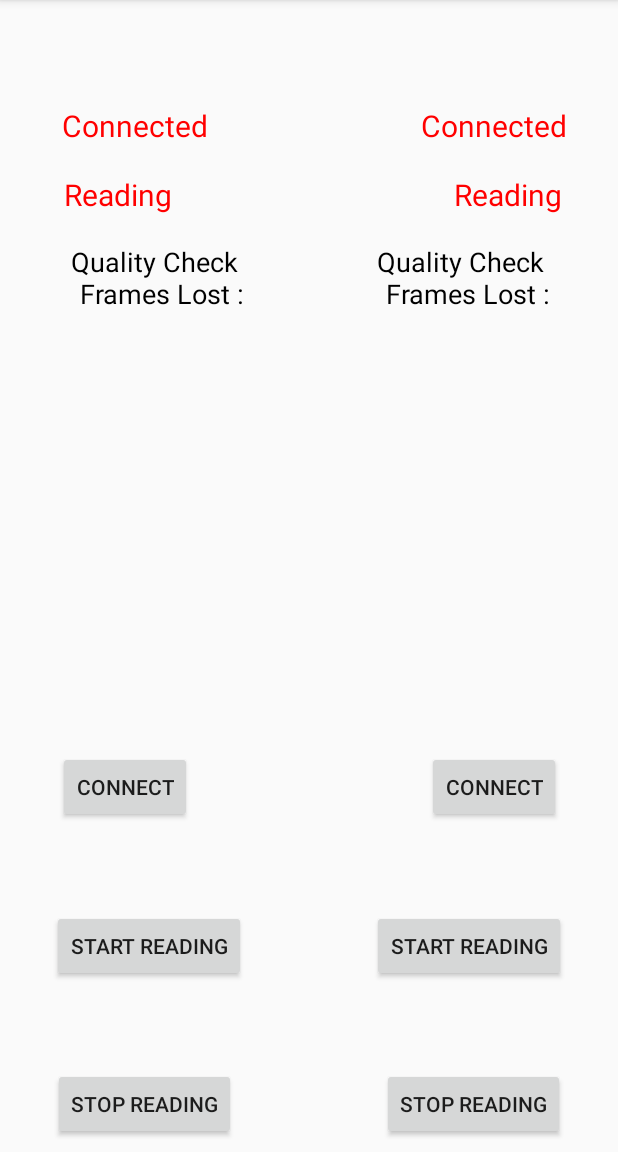
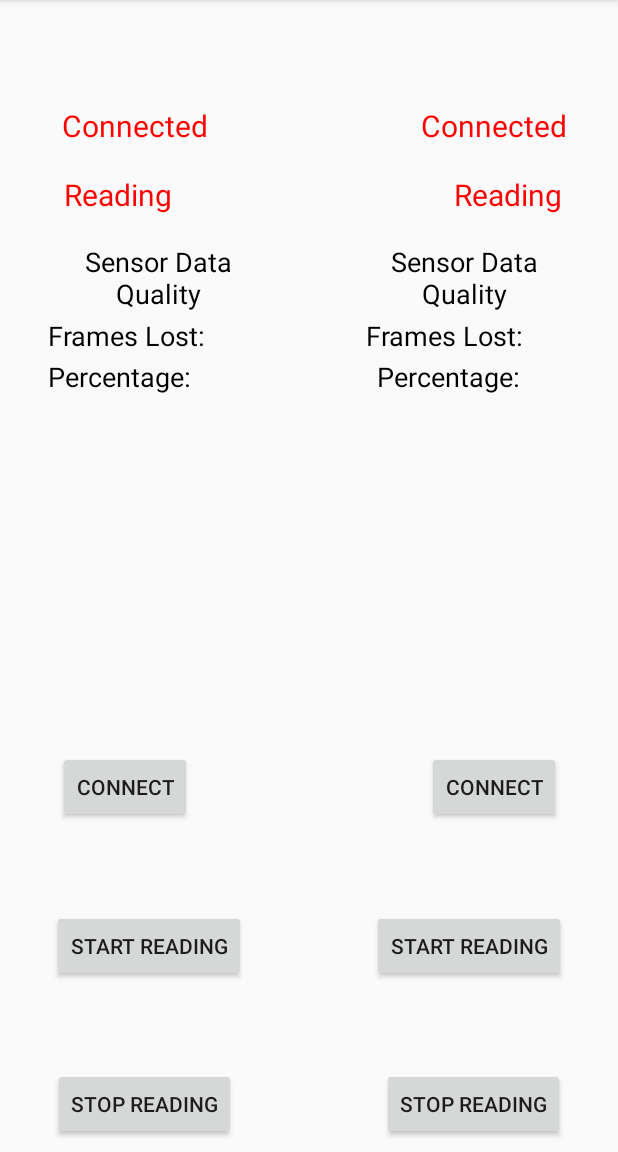
Before and after one commit to jalilahmed/BluetoothManager, an Android app: the ISensorActivity screen opened directly, with no data from a screen before it, on a phone screen of 412 x 824 dp, the part 84-1236 px from its top. Run offline under Robolectric (Android 15) with nearby library versions, the phone set to English and light mode, and no system bars.

Commit message:
UI updated for quality check

```diff
--- a/app/src/main/java/com/example/bluetoothinterface/ISensorActivity.java
+++ b/app/src/main/java/com/example/bluetoothinterface/ISensorActivity.java
@@ -22,6 +22,7 @@ public class ISensorActivity extends AppCompatActivity implements ICommunication
 
     // UI Elements
     TextView LeftNameTV, RightNameTV, LeftConnectedTV, RightConnectedTV, LeftReadingTV, RightReadingTV, QualityCheckLeft, QualityCheckRight;
+    TextView LeftFramesLost, RightFramesLost, LeftLossPercent, RightLossPercent;
     Button ConnectLeftBtn, ConnectRightBtn, LeftStartReading, RightStartReading, LeftDisconnect, RightDisconnect;
 
     // Sensors Names
@@ -106,6 +107,11 @@ public class ISensorActivity extends AppCompatActivity implements ICommunication
 
         QualityCheckLeft = findViewById(R.id.LeftQualityCheckTV);
         QualityCheckRight = findViewById(R.id.RightQualityCheckTV);
+
+        LeftFramesLost = findViewById(R.id.LeftFramesLostTV);
+        RightFramesLost = findViewById(R.id.RightFramesLostTV);
+        LeftLossPercent = findViewById(R.id.LeftLossPercentTV);
+        RightLossPercent = findViewById(R.id.RightLossPercentTV);
 
         // Initially set all TV as red
         LeftConnectedTV.setTextColor(Color.RED);
@@ -228,23 +234,23 @@ public class ISensorActivity extends AppCompatActivity implements ICommunication
             @Override
             public void run() {
                 if (selectedSensors.size() == 1) {
-                    QualityCheckLeft.setText(getString(R.string.frames_lost) + framesLost);
-                    if (framesLost < 3) {
+                    LeftFramesLost.setText(getString(R.string.frames_lost) + framesLost);
+                    if (framesLost < 5) {
                         QualityCheckLeft.setTextColor(Color.GREEN);
                     } else {
                         QualityCheckLeft.setTextColor(Color.YELLOW);
                     }
                 } else {
                     if (device.getName().equals(selectedSensors.get(0))) {
-                        QualityCheckLeft.setText(getString(R.string.frames_lost) + framesLost);
-                        if (framesLost < 3) {
+                        LeftFramesLost.setText(getString(R.string.frames_lost) + framesLost);
+                        if (framesLost < 5) {
                             QualityCheckLeft.setTextColor(Color.GREEN);
                         } else {
                             QualityCheckLeft.setTextColor(Color.YELLOW);
                         }
                     } else if (device.getName().equals(selectedSensors.get(1))) {
-                        QualityCheckRight.setText(getString(R.string.frames_lost) + framesLost);
-                        if (framesLost < 3) {
+                        RightFramesLost.setText(getString(R.string.frames_lost) + framesLost);
+                        if (framesLost < 5) {
                             QualityCheckRight.setTextColor(Color.GREEN);
                         } else {
                             QualityCheckRight.setTextColor(Color.YELLOW);
@@ -255,4 +261,22 @@ public class ISensorActivity extends AppCompatActivity implements ICommunication
         });
     }
 
+    @Override
+    public void framesLostPercentage(final float percentage, final BluetoothDevice device) {
+        runOnUiThread(new Runnable() {
+            @Override
+            public void run() {
+                if (selectedSensors.size() == 1) {
+                    LeftLossPercent.setText(getString(R.string.frames_lost_percent) + percentage);
+                } else {
+                    if (device.getName().equals(selectedSensors.get(0))) {
+                        LeftLossPercent.setText(getString(R.string.frames_lost_percent) + percentage);
+                    } else if (device.getName().equals(selectedSensors.get(1))) {
+                        RightLossPercent.setText(getString(R.string.frames_lost_percent) + percentage);
+                    }
+                }
+            }
+        });
+    }
+
 }
--- a/app/src/main/res/layout/activity_isensor.xml
+++ b/app/src/main/res/layout/activity_isensor.xml
@@ -221,7 +221,7 @@
         android:layout_marginEnd="8dp"
         android:layout_marginStart="8dp"
         android:layout_marginTop="8dp"
-        android:text="@string/frames_lost"
+        android:text="@string/quality"
         android:textAlignment="center"
         android:textColor="@android:color/black"
         android:textSize="18sp"
@@ -240,7 +240,7 @@
         android:layout_marginEnd="8dp"
         android:layout_marginStart="8dp"
         android:layout_marginTop="8dp"
-        android:text="@string/frames_lost"
+        android:text="@string/quality"
         android:textAlignment="center"
         android:textColor="@android:color/black"
         android:textSize="18sp"
@@ -251,4 +251,76 @@
         app:layout_constraintTop_toTopOf="parent"
         app:layout_constraintVertical_bias="0.219" />
 
+    <TextView
+        android:id="@+id/LeftFramesLostTV"
+        android:layout_width="wrap_content"
+        android:layout_height="wrap_content"
+        android:layout_marginBottom="8dp"
+        android:layout_marginEnd="8dp"
+        android:layout_marginStart="8dp"
+        android:layout_marginTop="8dp"
+        android:text="@string/frames_lost"
+        android:textColor="@android:color/black"
+        android:textSize="18sp"
+        app:layout_constraintBottom_toBottomOf="parent"
+        app:layout_constraintEnd_toEndOf="parent"
+        app:layout_constraintHorizontal_bias="0.088"
+        app:layout_constraintStart_toStartOf="parent"
+        app:layout_constraintTop_toTopOf="parent"
+        app:layout_constraintVertical_bias="0.28" />
+
+    <TextView
+        android:id="@+id/RightFramesLostTV"
+        android:layout_width="wrap_content"
+        android:layout_height="wrap_content"
+        android:layout_marginBottom="8dp"
+        android:layout_marginEnd="8dp"
+        android:layout_marginStart="8dp"
+        android:layout_marginTop="8dp"
+        android:text="@string/frames_lost"
+        android:textColor="@android:color/black"
+        android:textSize="18sp"
+        app:layout_constraintBottom_toBottomOf="parent"
+        app:layout_constraintEnd_toEndOf="parent"
+        app:layout_constraintHorizontal_bias="0.854"
+        app:layout_constraintStart_toStartOf="parent"
+        app:layout_constraintTop_toTopOf="parent"
+        app:layout_constraintVertical_bias="0.28" />
+
+    <TextView
+        android:id="@+id/LeftLossPercentTV"
+        android:layout_width="wrap_content"
+        android:layout_height="wrap_content"
+        android:layout_marginBottom="8dp"
+        android:layout_marginEnd="8dp"
+        android:layout_marginStart="8dp"
+        android:layout_marginTop="8dp"
+        android:text="@string/frames_lost_percent"
+        android:textColor="@android:color/black"
+        android:textSize="18sp"
+        app:layout_constraintBottom_toBottomOf="parent"
+        app:layout_constraintEnd_toEndOf="parent"
+        app:layout_constraintHorizontal_bias="0.084"
+        app:layout_constraintStart_toStartOf="parent"
+        app:layout_constraintTop_toTopOf="parent"
+        app:layout_constraintVertical_bias="0.317" />
+
+    <TextView
+        android:id="@+id/RightLossPercentTV"
+        android:layout_width="wrap_content"
+        android:layout_height="wrap_content"
+        android:layout_marginBottom="8dp"
+        android:layout_marginEnd="8dp"
+        android:layout_marginStart="8dp"
+        android:layout_marginTop="8dp"
+        android:text="@string/frames_lost_percent"
+        android:textColor="@android:color/black"
+        android:textSize="18sp"
+        app:layout_constraintBottom_toBottomOf="parent"
+        app:layout_constraintEnd_toEndOf="parent"
+        app:layout_constraintHorizontal_bias="0.841"
+        app:layout_constraintStart_toStartOf="parent"
+        app:layout_constraintTop_toTopOf="parent"
+        app:layout_constraintVertical_bias="0.317" />
+
 </android.support.constraint.ConstraintLayout>
--- a/app/src/main/res/values/strings.xml
+++ b/app/src/main/res/values/strings.xml
@@ -10,5 +10,8 @@
     <string name="connect">Connect</string>
     <string name="connected_status">Connected</string>
     <string name="reading_status">Reading</string>
-    <string name="frames_lost">Quality Check \n Frames Lost :</string>
+    <string name="quality">Sensor Data Quality</string>
+    <string name="frames_lost">Frames Lost: \t</string>
+    <string name="frames_lost_percent">Percentage: \t </string>
+
 </resources>
```
